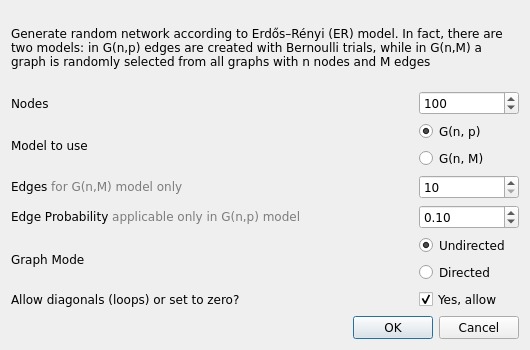
Old version of the form src/forms/randerdosrenyidialog.ui in the repository socnetv/app.
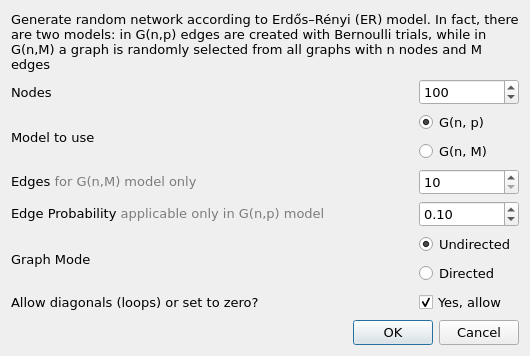
New version of the form.

Commit message: fixed fonts in rand dialog

Patch:
```diff
--- a/src/forms/randerdosrenyidialog.ui
+++ b/src/forms/randerdosrenyidialog.ui
@@ -40,6 +40,9 @@
      <property name="font">
       <font>
        <family>DejaVu Sans</family>
+       <pointsize>10</pointsize>
+       <weight>50</weight>
+       <bold>false</bold>
       </font>
      </property>
      <property name="frameShape">
@@ -81,6 +84,9 @@
        <property name="font">
         <font>
          <family>DejaVu Sans</family>
+         <pointsize>10</pointsize>
+         <weight>50</weight>
+         <bold>false</bold>
         </font>
        </property>
        <property name="text">
@@ -105,6 +111,9 @@
        <property name="font">
         <font>
          <family>DejaVu Sans</family>
+         <pointsize>10</pointsize>
+         <weight>50</weight>
+         <bold>false</bold>
         </font>
        </property>
        <property name="minimum">
@@ -139,6 +148,9 @@
        <property name="font">
         <font>
          <family>DejaVu Sans</family>
+         <pointsize>10</pointsize>
+         <weight>50</weight>
+         <bold>false</bold>
         </font>
        </property>
        <property name="text">
@@ -159,6 +171,9 @@
          <property name="font">
           <font>
            <family>DejaVu Sans</family>
+           <pointsize>10</pointsize>
+           <weight>50</weight>
+           <bold>false</bold>
           </font>
          </property>
          <property name="toolTip">
@@ -198,6 +213,9 @@
          <property name="font">
           <font>
            <family>DejaVu Sans</family>
+           <pointsize>10</pointsize>
+           <weight>50</weight>
+           <bold>false</bold>
           </font>
          </property>
          <property name="toolTip">
@@ -237,6 +255,9 @@
        <property name="font">
         <font>
          <family>DejaVu Sans</family>
+         <pointsize>10</pointsize>
+         <weight>50</weight>
+         <bold>false</bold>
         </font>
        </property>
        <property name="text">
@@ -255,6 +276,9 @@
        <property name="font">
         <font>
          <family>DejaVu Sans</family>
+         <pointsize>10</pointsize>
+         <weight>50</weight>
+         <bold>false</bold>
         </font>
        </property>
        <property name="minimum">
@@ -286,6 +310,9 @@
        <property name="font">
         <font>
          <family>DejaVu Sans</family>
+         <pointsize>10</pointsize>
+         <weight>50</weight>
+         <bold>false</bold>
         </font>
        </property>
        <property name="text">
@@ -310,6 +337,9 @@
        <property name="font">
         <font>
          <family>DejaVu Sans</family>
+         <pointsize>10</pointsize>
+         <weight>50</weight>
+         <bold>false</bold>
         </font>
        </property>
        <property name="minimum">
@@ -347,6 +377,7 @@
        <property name="font">
         <font>
          <family>DejaVu Sans</family>
+         <pointsize>10</pointsize>
          <weight>50</weight>
          <bold>false</bold>
         </font>
@@ -375,7 +406,10 @@
          <property name="font">
           <font>
            <family>DejaVu Sans</family>
+           <pointsize>10</pointsize>
+           <weight>50</weight>
            <italic>false</italic>
+           <bold>false</bold>
            <underline>false</underline>
            <strikeout>false</strikeout>
           </font>
@@ -408,6 +442,9 @@
          <property name="font">
           <font>
            <family>DejaVu Sans</family>
+           <pointsize>10</pointsize>
+           <weight>50</weight>
+           <bold>false</bold>
           </font>
          </property>
          <property name="text">
@@ -441,6 +478,9 @@
        <property name="font">
         <font>
          <family>DejaVu Sans</family>
+         <pointsize>10</pointsize>
+         <weight>50</weight>
+         <bold>false</bold>
         </font>
        </property>
        <property name="text">
@@ -467,6 +507,9 @@
          <property name="font">
           <font>
            <family>DejaVu Sans</family>
+           <pointsize>10</pointsize>
+           <weight>50</weight>
+           <bold>false</bold>
           </font>
          </property>
          <property name="text">
@@ -486,6 +529,9 @@
      <property name="font">
       <font>
        <family>DejaVu Sans</family>
+       <pointsize>10</pointsize>
+       <weight>50</weight>
+       <bold>false</bold>
       </font>
      </property>
      <property name="orientation">
```
The commit also changes 1 other file.
